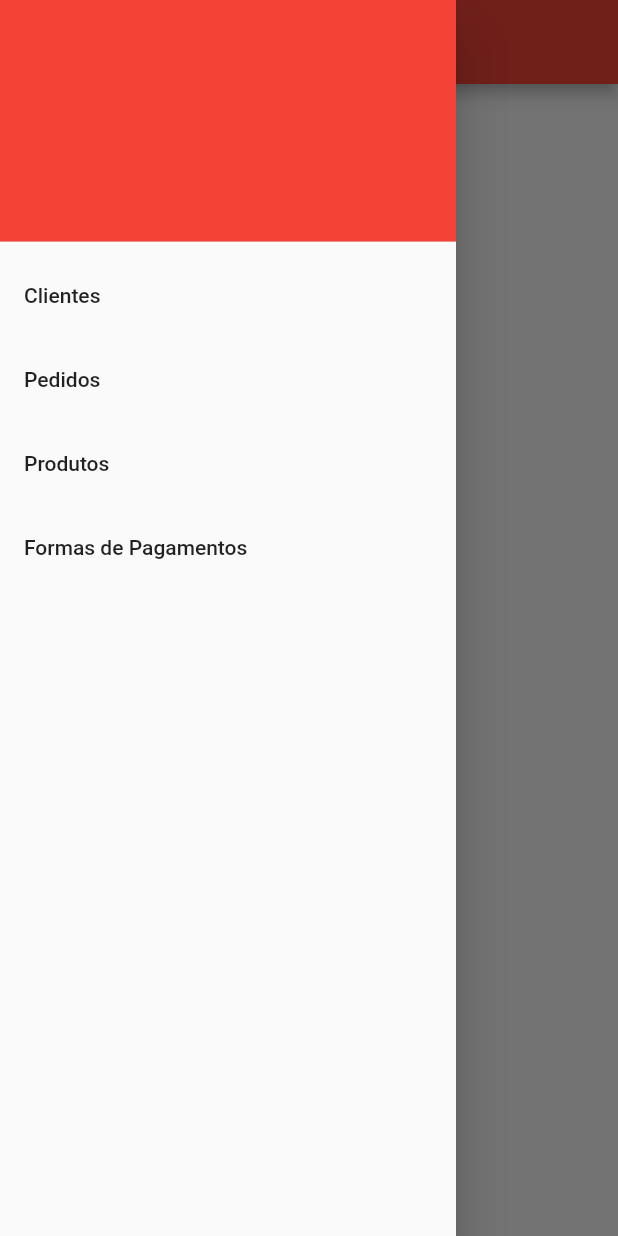
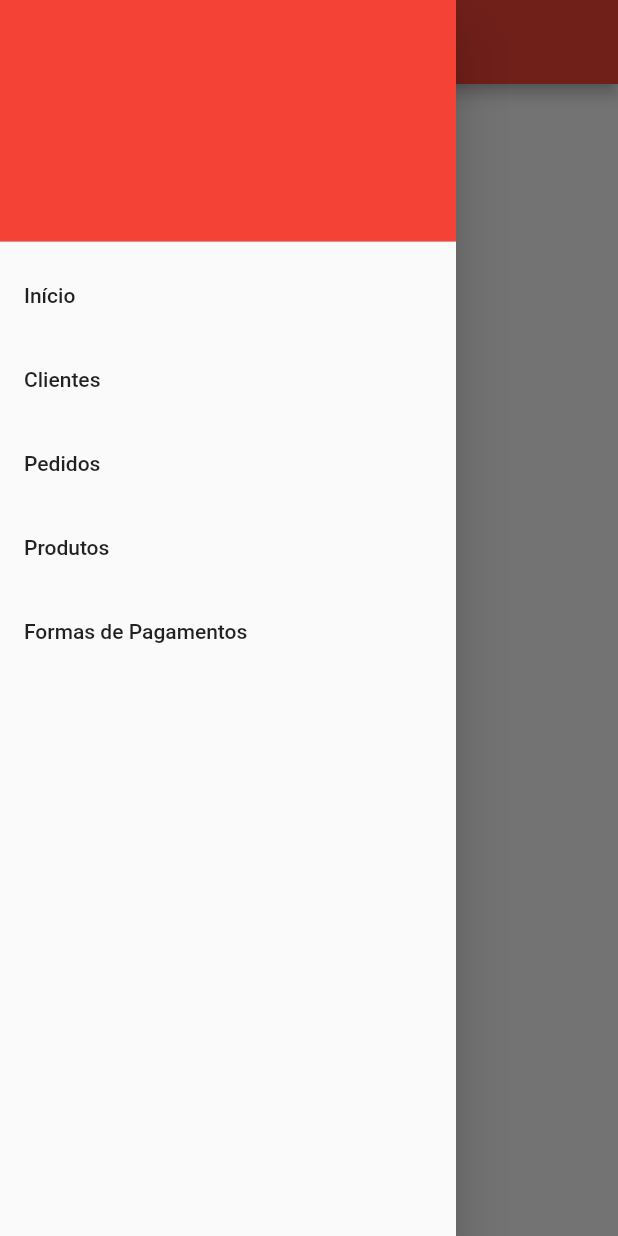
Before and after one commit to JonatasSOliveira/deprecated-chefpartner-flutter, a Flutter app: the screen it shows after launch, with the side drawer open, on a phone screen of 412 x 824 dp. Run offline on Flutter 3.47's test engine with Material 2 defaults, Android fonts, the phone set to English and light mode, and no system bars.

Commit message:
Add padding in drawer container

```diff
--- a/lib/src/components/drawer_container.dart
+++ b/lib/src/components/drawer_container.dart
@@ -29,6 +29,10 @@ class DrawerContainer extends StatelessWidget {
               child: null,
             ),
             ListTile(
+              title: const Text('Início'),
+              onTap: () => _navigateTo(context, '/'),
+            ),
+            ListTile(
               title: const Text('Clientes'),
               onTap: () => _navigateTo(context, '/customers'),
             ),
@@ -46,7 +50,9 @@ class DrawerContainer extends StatelessWidget {
             )
           ]),
         ),
-      body: child,
-    );
+        body: Padding(
+          padding: const EdgeInsets.all(16.0),
+          child: child,
+        ));
   }
 }
```
Lines whose indentation alone changed are shown as unchanged.
